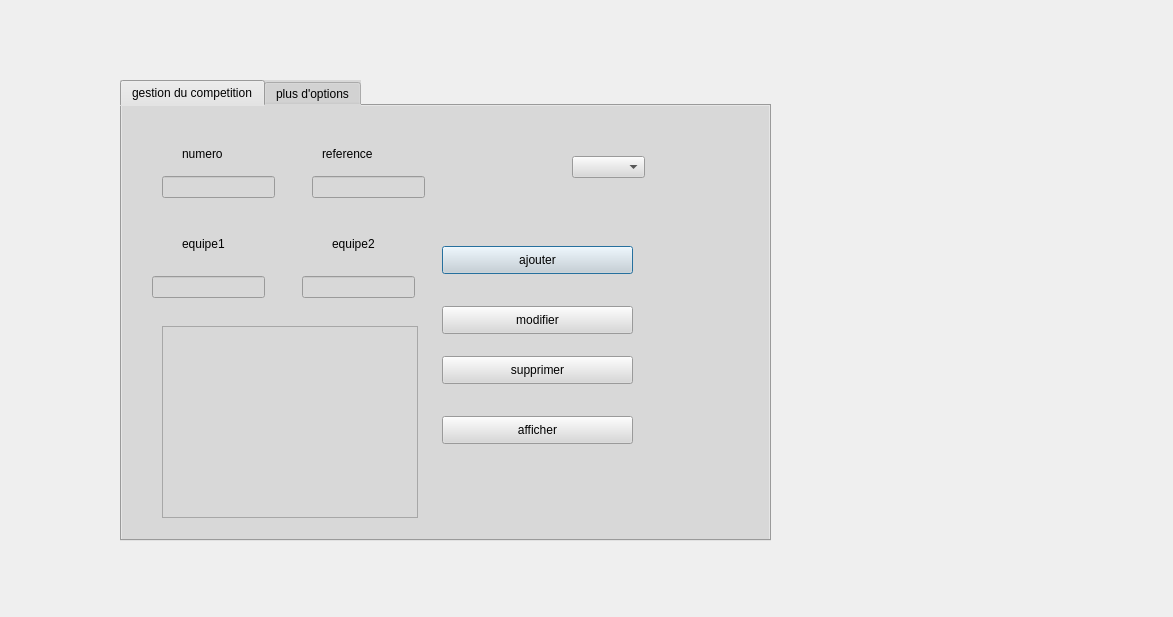
helamoalla/olympic_games_2A16, file abir/competition.ui: the form before one commit.
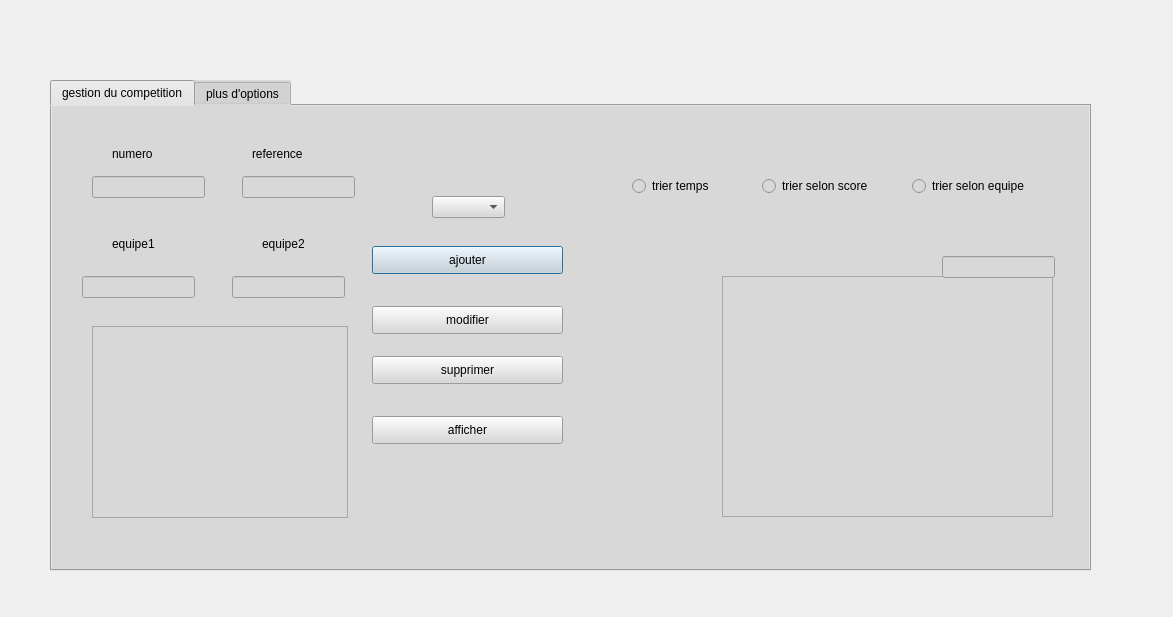
The form after the commit.

Patch:
```diff
--- a/abir/competition.ui
+++ b/abir/competition.ui
@@ -16,10 +16,10 @@
   <widget class="QTabWidget" name="tabWidget">
    <property name="geometry">
     <rect>
-     <x>120</x>
+     <x>50</x>
      <y>80</y>
-     <width>651</width>
-     <height>461</height>
+     <width>1041</width>
+     <height>491</height>
     </rect>
    </property>
    <property name="styleSheet">
@@ -189,13 +189,72 @@
     <widget class="QComboBox" name="comboBox">
      <property name="geometry">
       <rect>
-       <x>450</x>
-       <y>50</y>
+       <x>380</x>
+       <y>90</y>
        <width>73</width>
        <height>22</height>
       </rect>
      </property>
     </widget>
+    <widget class="QRadioButton" name="trierTemps">
+     <property name="geometry">
+      <rect>
+       <x>580</x>
+       <y>70</y>
+       <width>97</width>
+       <height>20</height>
+      </rect>
+     </property>
+     <property name="text">
+      <string>trier temps</string>
+     </property>
+    </widget>
+    <widget class="QRadioButton" name="trier_score">
+     <property name="geometry">
+      <rect>
+       <x>710</x>
+       <y>70</y>
+       <width>131</width>
+       <height>20</height>
+      </rect>
+     </property>
+     <property name="text">
+      <string>trier selon score</string>
+     </property>
+    </widget>
+    <widget class="QRadioButton" name="trier_equipe">
+     <property name="geometry">
+      <rect>
+       <x>860</x>
+       <y>70</y>
+       <width>151</width>
+       <height>20</height>
+      </rect>
+     </property>
+     <property name="text">
+      <string>trier selon equipe</string>
+     </property>
+    </widget>
+    <widget class="QTableView" name="tableView">
+     <property name="geometry">
+      <rect>
+       <x>670</x>
+       <y>170</y>
+       <width>331</width>
+       <height>241</height>
+      </rect>
+     </property>
+    </widget>
+    <widget class="QLineEdit" name="lineEdit">
+     <property name="geometry">
+      <rect>
+       <x>890</x>
+       <y>150</y>
+       <width>113</width>
+       <height>22</height>
+      </rect>
+     </property>
+    </widget>
    </widget>
    <widget class="QWidget" name="tab_2">
     <attribute name="title">
```
